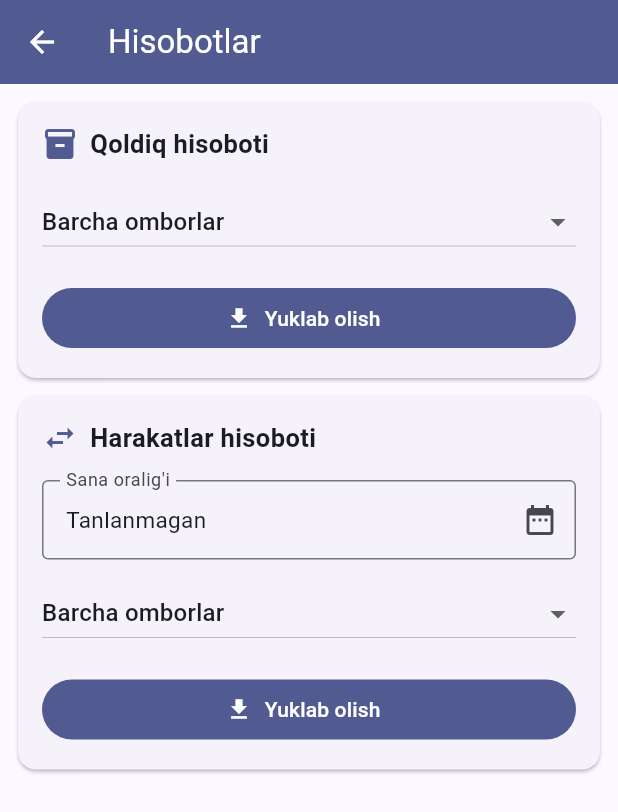
After one commit to Farxodxon/eclair-wms-app, a Flutter app: the ReportsScreen screen opened directly, after a tap on "Yuklab olish", on a phone screen of 412 x 824 dp. The commit adds this screen. Shown: the top 812 px of the screen. Run offline on Flutter 3.47's test engine with Material 3 defaults, Android fonts, the phone set to English and light mode, and no system bars; our stand-ins replace dio, flutter_riverpod; missing offline and left inert: mobile_scanner.

Commit message:
C5-frontend: Report download screen

```diff
--- /dev/null
+++ b/lib/features/reports/reports_screen.dart
@@ -0,0 +1,290 @@
+import 'dart:io';
+
+import 'package:flutter/material.dart';
+import 'package:flutter_riverpod/flutter_riverpod.dart';
+import 'package:path_provider/path_provider.dart';
+import 'package:wms_app/core/api_client.dart';
+import 'package:wms_app/features/auth/auth_provider.dart';
+import 'package:wms_app/features/warehouses/warehouse_list_screen.dart';
+
+class ReportsScreen extends ConsumerStatefulWidget {
+  const ReportsScreen({super.key});
+
+  @override
+  ConsumerState<ReportsScreen> createState() => _ReportsScreenState();
+}
+
+class _ReportsScreenState extends ConsumerState<ReportsScreen> {
+  int? _stockWarehouseId;
+  int? _transactionsWarehouseId;
+  DateTimeRange? _dateRange;
+  bool _stockLoading = false;
+  bool _transactionsLoading = false;
+
+  String _isoDate(DateTime d) {
+    final month = d.month.toString().padLeft(2, '0');
+    final day = d.day.toString().padLeft(2, '0');
+    return '${d.year.toString().padLeft(4, '0')}-$month-$day';
+  }
+
+  void _showMessage(String message, {bool isError = false}) {
+    if (!mounted) return;
+    ScaffoldMessenger.of(context).showSnackBar(
+      SnackBar(
+        content: Text(message),
+        backgroundColor: isError ? Colors.red.shade700 : null,
+      ),
+    );
+  }
+
+  Future<void> _pickDateRange() async {
+    final now = DateTime.now();
+    final range = await showDateRangePicker(
+      context: context,
+      firstDate: DateTime(now.year - 10),
+      lastDate: DateTime(now.year + 10),
+      initialDateRange: _dateRange,
+      helpText: 'Sana oralig\'ini tanlang',
+    );
+    if (range != null && mounted) {
+      setState(() => _dateRange = range);
+    }
+  }
+
+  Future<void> _downloadStock() async {
+    final auth = ref.read(authProvider);
+    final token = auth.token;
+    if (token == null) return;
+    setState(() => _stockLoading = true);
+    try {
+      final bytes = await ApiClient().getStockReportBytes(
+        token,
+        warehouseId: _stockWarehouseId,
+      );
+      final dir = await getDownloadsDirectory();
+      if (dir == null) {
+        throw ApiException("Downloads papkasi topilmadi");
+      }
+      final file = File('${dir.path}/wms-qoldiq-${_isoDate(DateTime.now())}.xlsx');
+      await file.writeAsBytes(bytes, flush: true);
+      _showMessage('Fayl saqlandi: ${file.path}');
+    } on ApiException catch (e) {
+      _showMessage(e.message, isError: true);
+    } catch (e) {
+      _showMessage("Faylni saqlashda xatolik: $e", isError: true);
+    } finally {
+      if (mounted) setState(() => _stockLoading = false);
+    }
+  }
+
+  Future<void> _downloadTransactions() async {
+    final range = _dateRange;
+    if (range == null) {
+      _showMessage("Avval sana oralig'ini tanlang");
+      return;
+    }
+    final auth = ref.read(authProvider);
+    final token = auth.token;
+    if (token == null) return;
+    setState(() => _transactionsLoading = true);
+    try {
+      final bytes = await ApiClient().getTransactionsReportBytes(
+        token,
+        from: range.start,
+        to: range.end,
+        warehouseId: _transactionsWarehouseId,
+      );
+      final dir = await getDownloadsDirectory();
+      if (dir == null) {
+        throw ApiException("Downloads papkasi topilmadi");
+      }
+      final file = File(
+        '${dir.path}/wms-harakatlar-${_isoDate(range.start)}-${_isoDate(range.end)}.xlsx',
+      );
+      await file.writeAsBytes(bytes, flush: true);
+      _showMessage('Fayl saqlandi: ${file.path}');
+    } on ApiException catch (e) {
+      _showMessage(e.message, isError: true);
+    } catch (e) {
+      _showMessage("Faylni saqlashda xatolik: $e", isError: true);
+    } finally {
+      if (mounted) setState(() => _transactionsLoading = false);
+    }
+  }
+
+  @override
+  Widget build(BuildContext context) {
+    return Scaffold(
+      appBar: AppBar(
+        backgroundColor: Theme.of(context).colorScheme.primary,
+        foregroundColor: Theme.of(context).colorScheme.onPrimary,
+        title: const Text('Hisobotlar'),
+      ),
+      body: ListView(
+        padding: const EdgeInsets.all(12),
+        children: [
+          _ReportCard(
+            icon: Icons.inventory,
+            title: 'Qoldiq hisoboti',
+            children: [
+              _WarehouseDropdown(
+                value: _stockWarehouseId,
+                onChanged: (id) => setState(() => _stockWarehouseId = id),
+              ),
+              const SizedBox(height: 16),
+              _DownloadButton(
+                loading: _stockLoading,
+                label: _stockLoading ? "Yuklanmoqda..." : 'Yuklab olish',
+                onPressed: _downloadStock,
+              ),
+            ],
+          ),
+          _ReportCard(
+            icon: Icons.swap_horiz,
+            title: 'Harakatlar hisoboti',
+            children: [
+              InkWell(
+                onTap: _pickDateRange,
+                child: InputDecorator(
+                  decoration: const InputDecoration(
+                    labelText: "Sana oralig'i",
+                    border: OutlineInputBorder(),
+                    suffixIcon: Icon(Icons.date_range),
+                  ),
+                  child: Text(
+                    _dateRange == null
+                        ? 'Tanlanmagan'
+                        : '${_isoDate(_dateRange!.start)} - ${_isoDate(_dateRange!.end)}',
+                    style: const TextStyle(fontSize: 15),
+                  ),
+                ),
+              ),
+              const SizedBox(height: 12),
+              _WarehouseDropdown(
+                value: _transactionsWarehouseId,
+                onChanged: (id) =>
+                    setState(() => _transactionsWarehouseId = id),
+              ),
+              const SizedBox(height: 16),
+              _DownloadButton(
+                loading: _transactionsLoading,
+                label:
+                    _transactionsLoading ? "Yuklanmoqda..." : 'Yuklab olish',
+                onPressed: _downloadTransactions,
+              ),
+            ],
+          ),
+        ],
+      ),
+    );
+  }
+}
+
+class _ReportCard extends StatelessWidget {
+  const _ReportCard({
+    required this.icon,
+    required this.title,
+    required this.children,
+  });
+
+  final IconData icon;
+  final String title;
+  final List<Widget> children;
+
+  @override
+  Widget build(BuildContext context) {
+    return Card(
+      margin: const EdgeInsets.only(bottom: 12),
+      child: Padding(
+        padding: const EdgeInsets.all(16),
+        child: Column(
+          crossAxisAlignment: CrossAxisAlignment.stretch,
+          children: [
+            Row(
+              children: [
+                Icon(icon, color: Theme.of(context).colorScheme.primary),
+                const SizedBox(width: 8),
+                Text(
+                  title,
+                  style: const TextStyle(
+                    fontSize: 17,
+                    fontWeight: FontWeight.bold,
+                  ),
+                ),
+              ],
+            ),
+            const SizedBox(height: 16),
+            ...children,
+          ],
+        ),
+      ),
+    );
+  }
+}
+
+class _WarehouseDropdown extends ConsumerWidget {
+  const _WarehouseDropdown({required this.value, required this.onChanged});
+
+  final int? value;
+  final ValueChanged<int?> onChanged;
+
+  @override
+  Widget build(BuildContext context, WidgetRef ref) {
+    final warehousesAsync = ref.watch(warehousesProvider);
+
+    return warehousesAsync.when(
+      loading: () => DropdownButton<int?>(
+        value: null,
+        items: const [],
+        onChanged: null,
+      ),
+      error: (err, _) => Text('Omborlar xatosi: $err'),
+      data: (warehouses) {
+        final items = <DropdownMenuItem<int?>>[
+          const DropdownMenuItem<int?>(
+            value: null,
+            child: Text('Barcha omborlar'),
+          ),
+          for (final w in warehouses)
+            DropdownMenuItem<int?>(
+              value: w['id'] as int?,
+              child: Text(w['name'] as String? ?? ''),
+            ),
+        ];
+        return DropdownButton<int?>(
+          value: value,
+          isExpanded: true,
+          items: items,
+          onChanged: onChanged,
+        );
+      },
+    );
+  }
+}
+
+class _DownloadButton extends StatelessWidget {
+  const _DownloadButton({
+    required this.loading,
+    required this.label,
+    required this.onPressed,
+  });
+
+  final bool loading;
+  final String label;
+  final VoidCallback onPressed;
+
+  @override
+  Widget build(BuildContext context) {
+    return FilledButton.icon(
+      onPressed: loading ? null : onPressed,
+      icon: loading
+          ? const SizedBox(
+              width: 16,
+              height: 16,
+              child: CircularProgressIndicator(strokeWidth: 2),
+            )
+          : const Icon(Icons.download),
+      label: Text(label),
+    );
+  }
+}
--- a/pubspec.yaml
+++ b/pubspec.yaml
@@ -33,6 +33,7 @@ dependencies:
   flutter_riverpod: ^2.6.1
   dio: ^5.8.0
   mobile_scanner: ^7.4.2
+  path_provider: ^2.1.6
 
 dev_dependencies:
   flutter_test:
```
Also changed, not shown: lib/core/api_client.dart (+51 -0 lines), lib/features/warehouses/warehouse_list_screen.dart (+11 -0 lines), pubspec.lock, 2 other files.
